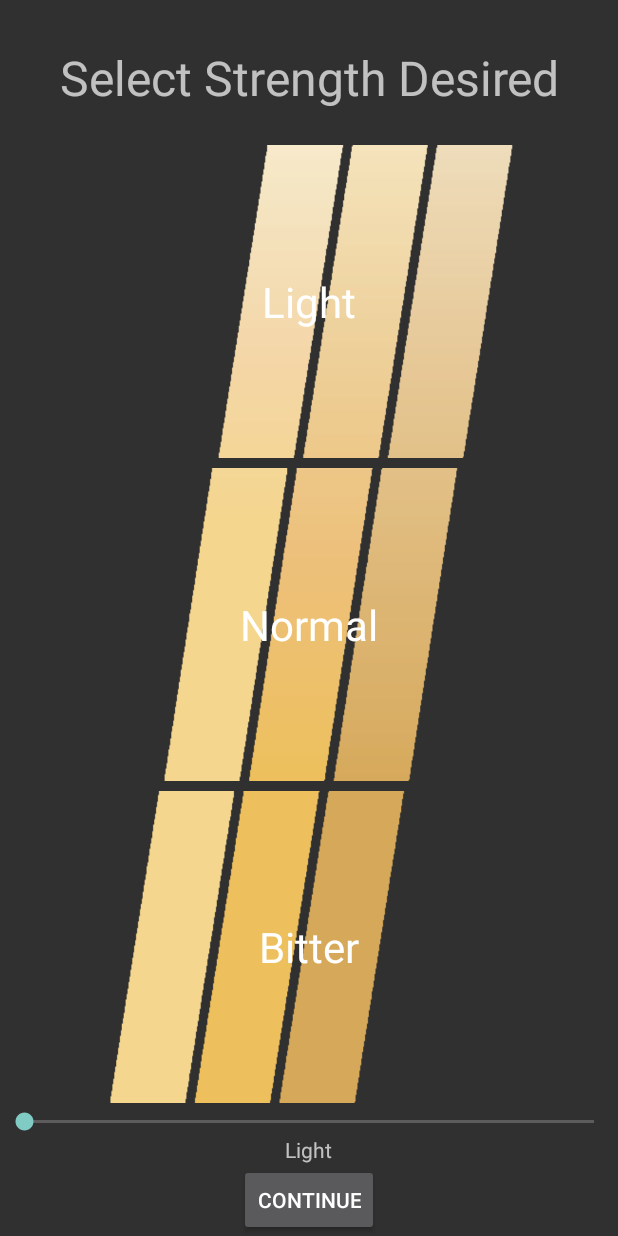
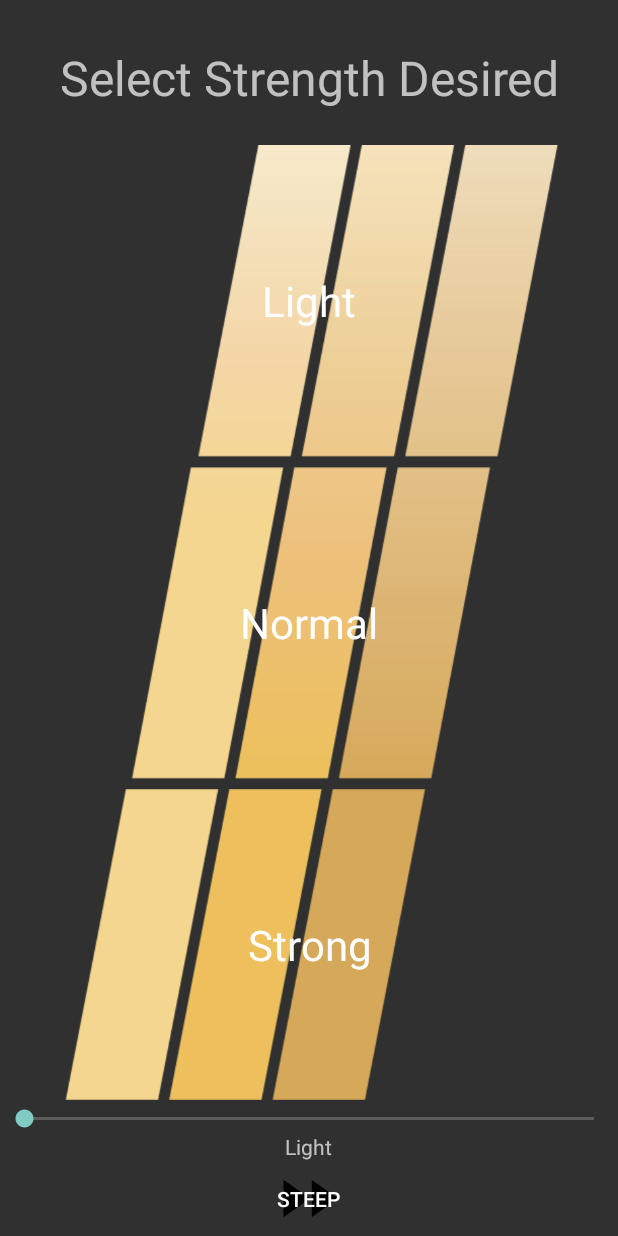
Before and after one commit to aprestona/Steeped., an Android app: the StrengthDesire screen opened directly, with no data from a screen before it, on a phone screen of 412 x 824 dp. Run offline under Robolectric (Android 15) with nearby library versions, the phone set to English and light mode, and no system bars.

```diff
--- a/app/src/main/java/sonsoflibertea/steeped/StrengthDesire.java
+++ b/app/src/main/java/sonsoflibertea/steeped/StrengthDesire.java
@@ -81,6 +81,9 @@ public class StrengthDesire extends Activity implements SeekBar.OnSeekBarChangeL
         }
         float temp = (float) progress;
         strengthDesire = 0.75f + temp/200;                                                           // Adjusts strengthDesire variable based on seekbar progress
+        SharedPreferences prefs = this.getSharedPreferences("com.example.app",                      // Used for sharing data between activities
+                Context.MODE_PRIVATE);
+        prefs.edit().putFloat("com.example.app.strength", strengthDesire).apply();
     }
 
     public void onStartTrackingTouch(SeekBar seekBar) {                                             // Required for some reason
--- a/app/src/main/java/sonsoflibertea/steeped/TeaType.java
+++ b/app/src/main/java/sonsoflibertea/steeped/TeaType.java
@@ -6,6 +6,7 @@ package sonsoflibertea.steeped;
 
 import android.app.Activity;
 import android.content.Intent;
+import android.graphics.Bitmap;
 import android.os.Bundle;
 import android.view.View;
 import android.view.View.OnClickListener;
@@ -28,8 +29,7 @@ public class TeaType extends Activity implements OnClickListener {
     private Button buttonH;
     private Button buttonFav;
 
-
-    @Override
+        @Override
     protected void onDestroy() {
         super.onDestroy();
 
@@ -57,6 +57,8 @@ public class TeaType extends Activity implements OnClickListener {
 
         //How the activity actually looks is inside main.xml, inside the layout folder
         setContentView(R.layout.tea_type);
+
+        ;
 
         tvTeaType = (TextView) findViewById(R.id.tv_TeaType); // set variable to tv
 
--- a/app/src/main/res/layout/strength_desire.xml
+++ b/app/src/main/res/layout/strength_desire.xml
@@ -62,7 +62,7 @@
             android:id="@+id/sd_strong"
             android:layout_width="fill_parent"
             android:layout_height="fill_parent"
-            android:text="@string/buttonsd_bitter"
+            android:text="@string/buttonsd_strong"
             android:layout_weight="1"
             android:textSize="28sp"
             style="@style/AppTheme"
@@ -83,12 +83,13 @@
             android:layout_gravity="center_horizontal" />
 
         <Button
-            android:layout_width="wrap_content"
-            android:layout_height="wrap_content"
-            android:text="Continue"
+            android:layout_width="50dp"
+            android:layout_height="50dp"
+            android:text="Steep"
             android:id="@+id/continueButton"
             android:layout_gravity="center_horizontal"
-            android:onClick="continueButtonClk"/>
+            android:onClick="continueButtonClk"
+            android:background="@drawable/ic_fast_forward_black_48dp" />
     </LinearLayout>
 
 
--- a/app/src/main/res/values/strings.xml
+++ b/app/src/main/res/values/strings.xml
@@ -22,7 +22,6 @@
     <string name="buttonsd_light">Light</string>
     <string name="buttonsd_normal">Normal</string>
     <string name="buttonsd_strong">Strong</string>
-    <string name="buttonsd_bitter">Bitter</string>
 
     <string name="textViewTime"></string>
     <string name="btnStop">Stop</string>
```
Also changed, not shown: app/src/main/java/sonsoflibertea/steeped/Timer.java (+10 -1 lines), app/src/main/res/drawable/black.png, app/src/main/res/drawable/green.png, app/src/main/res/drawable/heavy.png, app/src/main/res/drawable/herbal.png, app/src/main/res/drawable/ic_fast_forward_black_48dp.png (added), app/src/main/res/drawable/light.png, app/src/main/res/drawable/medium.png, app/src/main/res/drawable/oolong.png, app/src/main/res/drawable/splashimage.png, app/src/main/res/drawable/white.png, app/src/main/res/drawable/yellow.png.
